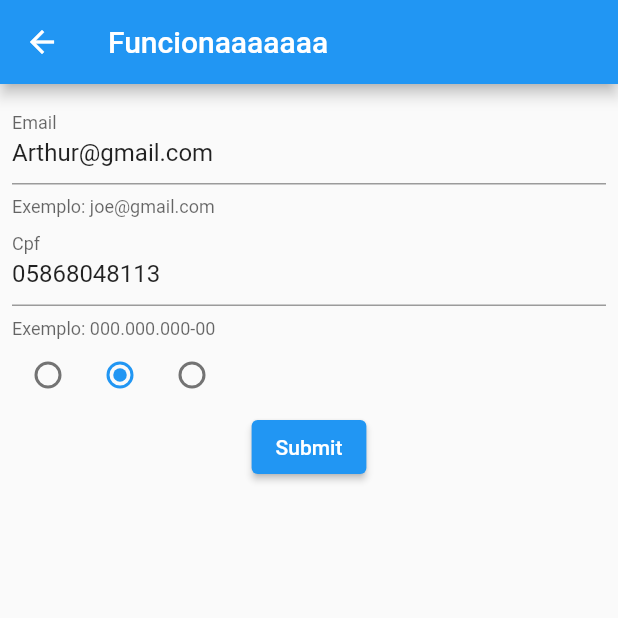
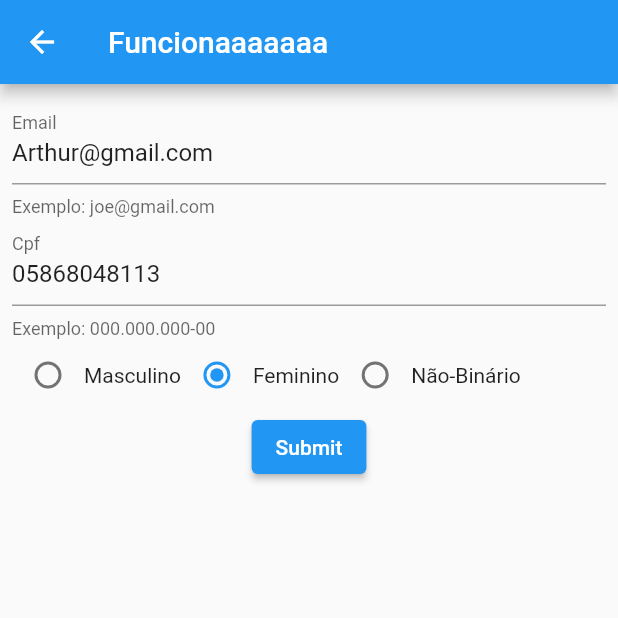
Before and after one commit to Arthurlima544/Valida-Email-Cpf, a Flutter app: the HomePage screen opened directly, on a phone screen of 412 x 824 dp, the top half of it. Run offline on Flutter 3.47's test engine with Material 2 defaults, Android fonts, the light colour scheme and no system bars; our stand-ins replace bloc, equatable, flutter_bloc, formz.

Commit message:
adicionando textos para selecao de genero

```diff
--- a/lib/pages/homepage/widgets/sexo_input.dart
+++ b/lib/pages/homepage/widgets/sexo_input.dart
@@ -16,29 +16,39 @@ class SexoSwitch extends StatelessWidget {
                 value: Genero.masculino,
                 groupValue: state.sexo.stringToEnum(),
                 onChanged: (value) {
-                  context.read<HomepageBloc>().add(SexoChanged(sexo: enumToString(value)));
+                  context
+                      .read<HomepageBloc>()
+                      .add(SexoChanged(sexo: enumToString(value)));
                 },
               ),
+              Text("Masculino"),
               Radio<Genero>(
                 value: Genero.feminino,
                 groupValue: state.sexo.stringToEnum(),
                 onChanged: (value) {
-                  context.read<HomepageBloc>().add(SexoChanged(sexo: enumToString(value)));
+                  context
+                      .read<HomepageBloc>()
+                      .add(SexoChanged(sexo: enumToString(value)));
                 },
               ),
+              Text("Feminino"),
               Radio<Genero>(
                 value: Genero.naobinario,
                 groupValue: state.sexo.stringToEnum(),
                 onChanged: (value) {
-                  context.read<HomepageBloc>().add(SexoChanged(sexo: enumToString(value)));
+                  context
+                      .read<HomepageBloc>()
+                      .add(SexoChanged(sexo: enumToString(value)));
                 },
               ),
+              Text("Não-Binário"),
             ],
           ),
         );
       },
     );
   }
+
   String enumToString(Genero? genero) {
     switch (genero) {
       case Genero.masculino:
```
